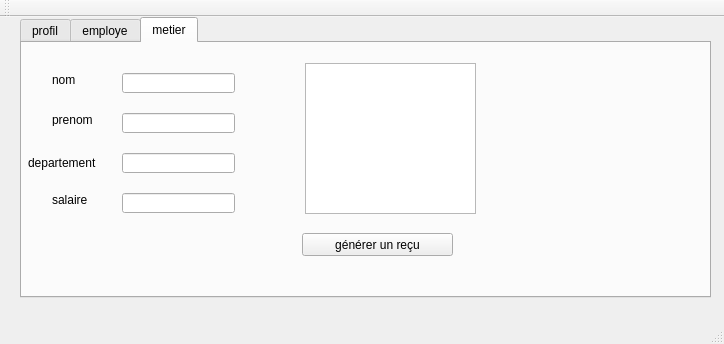
Above: mainwindow.ui from Ahmedturki7777/Smart_Municipality2A4 before the change. Below: the same form after it.
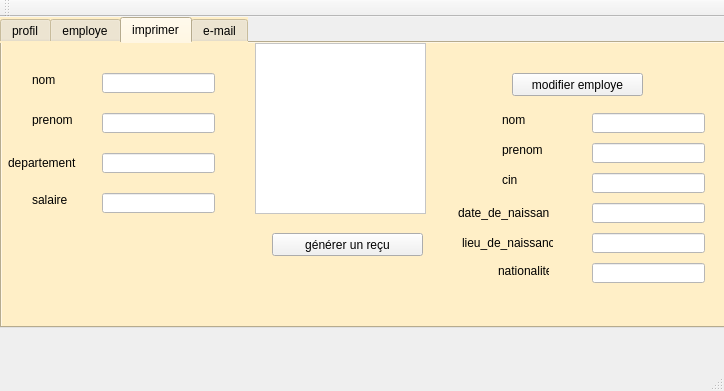
That is the form after the change. The open tabs and pages were chosen to show the change.

Diff of the .ui file:
```diff
--- a/mainwindow.ui
+++ b/mainwindow.ui
@@ -7,7 +7,7 @@
     <x>0</x>
     <y>0</y>
     <width>724</width>
-    <height>344</height>
+    <height>391</height>
    </rect>
   </property>
   <property name="windowTitle">
@@ -17,12 +17,15 @@
    <widget class="QTabWidget" name="tabWidget">
     <property name="geometry">
      <rect>
-      <x>20</x>
+      <x>0</x>
       <y>0</y>
-      <width>691</width>
-      <height>281</height>
+      <width>731</width>
+      <height>311</height>
      </rect>
     </property>
+    <property name="styleSheet">
+     <string notr="true">background-color:rgb(255, 239, 199)</string>
+    </property>
     <property name="currentIndex">
      <number>2</number>
     </property>
@@ -314,7 +317,7 @@
     </widget>
     <widget class="QWidget" name="tab_3">
      <attribute name="title">
-      <string>metier</string>
+      <string>imprimer</string>
      </attribute>
      <widget class="QLabel" name="label_9">
       <property name="geometry">
@@ -377,6 +380,9 @@
         <height>20</height>
        </rect>
       </property>
+      <property name="styleSheet">
+       <string notr="true">background-color:rgb(255, 255, 255)</string>
+      </property>
      </widget>
      <widget class="QLineEdit" name="lineEdit_p">
       <property name="geometry">
@@ -387,6 +393,9 @@
         <height>20</height>
        </rect>
       </property>
+      <property name="styleSheet">
+       <string notr="true">background-color:rgb(255, 255, 255)</string>
+      </property>
      </widget>
      <widget class="QLineEdit" name="lineEdit_d">
       <property name="geometry">
@@ -397,6 +406,9 @@
         <height>20</height>
        </rect>
       </property>
+      <property name="styleSheet">
+       <string notr="true">background-color:rgb(255, 255, 255)</string>
+      </property>
      </widget>
      <widget class="QLineEdit" name="lineEdit_s">
       <property name="geometry">
@@ -407,30 +419,331 @@
         <height>20</height>
        </rect>
       </property>
+      <property name="styleSheet">
+       <string notr="true">background-color:rgb(255, 255, 255)</string>
+      </property>
      </widget>
      <widget class="QTextEdit" name="textEdit">
       <property name="geometry">
        <rect>
-        <x>283</x>
-        <y>20</y>
+        <x>253</x>
+        <y>0</y>
         <width>171</width>
-        <height>151</height>
+        <height>171</height>
        </rect>
       </property>
+      <property name="styleSheet">
+       <string notr="true">background-color:rgb(255, 255, 255)</string>
+      </property>
      </widget>
      <widget class="QPushButton" name="pushButton_5">
       <property name="geometry">
        <rect>
-        <x>280</x>
+        <x>270</x>
         <y>190</y>
         <width>151</width>
         <height>23</height>
        </rect>
       </property>
+      <property name="styleSheet">
+       <string notr="true">background-color:rgb(241, 241, 241)</string>
+      </property>
       <property name="text">
        <string>générer un reçu</string>
       </property>
      </widget>
+     <widget class="QPushButton" name="modifemployeButton">
+      <property name="geometry">
+       <rect>
+        <x>510</x>
+        <y>30</y>
+        <width>131</width>
+        <height>23</height>
+       </rect>
+      </property>
+      <property name="styleSheet">
+       <string notr="true">background-color:rgb(241, 241, 241)</string>
+      </property>
+      <property name="text">
+       <string>modifier employe</string>
+      </property>
+     </widget>
+     <widget class="QLineEdit" name="lineEdit_mn">
+      <property name="geometry">
+       <rect>
+        <x>590</x>
+        <y>70</y>
+        <width>113</width>
+        <height>20</height>
+       </rect>
+      </property>
+      <property name="styleSheet">
+       <string notr="true">background-color:rgb(255, 255, 255)</string>
+      </property>
+     </widget>
+     <widget class="QLineEdit" name="lineEdit_mp">
+      <property name="geometry">
+       <rect>
+        <x>590</x>
+        <y>100</y>
+        <width>113</width>
+        <height>20</height>
+       </rect>
+      </property>
+      <property name="styleSheet">
+       <string notr="true">background-color:rgb(255, 255, 255)</string>
+      </property>
+     </widget>
+     <widget class="QLineEdit" name="lineEdit_mc">
+      <property name="geometry">
+       <rect>
+        <x>590</x>
+        <y>130</y>
+        <width>113</width>
+        <height>20</height>
+       </rect>
+      </property>
+      <property name="styleSheet">
+       <string notr="true">background-color:rgb(255, 255, 255)</string>
+      </property>
+     </widget>
+     <widget class="QLineEdit" name="lineEdit_md">
+      <property name="geometry">
+       <rect>
+        <x>590</x>
+        <y>160</y>
+        <width>113</width>
+        <height>20</height>
+       </rect>
+      </property>
+      <property name="styleSheet">
+       <string notr="true">background-color:rgb(255, 255, 255)</string>
+      </property>
+     </widget>
+     <widget class="QLineEdit" name="lineEdit_ml">
+      <property name="geometry">
+       <rect>
+        <x>590</x>
+        <y>190</y>
+        <width>113</width>
+        <height>20</height>
+       </rect>
+      </property>
+      <property name="styleSheet">
+       <string notr="true">background-color:rgb(255, 255, 255)</string>
+      </property>
+     </widget>
+     <widget class="QLineEdit" name="lineEdit_mn_2">
+      <property name="geometry">
+       <rect>
+        <x>590</x>
+        <y>220</y>
+        <width>113</width>
+        <height>20</height>
+       </rect>
+      </property>
+      <property name="styleSheet">
+       <string notr="true">background-color:rgb(255, 255, 255)</string>
+      </property>
+     </widget>
+     <widget class="QLabel" name="label_15">
+      <property name="geometry">
+       <rect>
+        <x>500</x>
+        <y>70</y>
+        <width>47</width>
+        <height>13</height>
+       </rect>
+      </property>
+      <property name="text">
+       <string>nom</string>
+      </property>
+     </widget>
+     <widget class="QLabel" name="label_16">
+      <property name="geometry">
+       <rect>
+        <x>500</x>
+        <y>100</y>
+        <width>47</width>
+        <height>13</height>
+       </rect>
+      </property>
+      <property name="text">
+       <string>prenom</string>
+      </property>
+     </widget>
+     <widget class="QLabel" name="label_17">
+      <property name="geometry">
+       <rect>
+        <x>500</x>
+        <y>130</y>
+        <width>47</width>
+        <height>13</height>
+       </rect>
+      </property>
+      <property name="text">
+       <string>cin</string>
+      </property>
+     </widget>
+     <widget class="QLabel" name="label_18">
+      <property name="geometry">
+       <rect>
+        <x>456</x>
+        <y>160</y>
+        <width>91</width>
+        <height>20</height>
+       </rect>
+      </property>
+      <property name="text">
+       <string>date_de_naissance</string>
+      </property>
+     </widget>
+     <widget class="QLabel" name="label_19">
+      <property name="geometry">
+       <rect>
+        <x>460</x>
+        <y>190</y>
+        <width>91</width>
+        <height>20</height>
+       </rect>
+      </property>
+      <property name="text">
+       <string>lieu_de_naissance</string>
+      </property>
+     </widget>
+     <widget class="QLabel" name="label_20">
+      <property name="geometry">
+       <rect>
+        <x>496</x>
+        <y>220</y>
+        <width>51</width>
+        <height>16</height>
+       </rect>
+      </property>
+      <property name="text">
+       <string>nationalite</string>
+      </property>
+     </widget>
+    </widget>
+    <widget class="QWidget" name="tab_4">
+     <attribute name="title">
+      <string>e-mail</string>
+     </attribute>
+     <widget class="QPushButton" name="browseBtn">
+      <property name="geometry">
+       <rect>
+        <x>630</x>
+        <y>90</y>
+        <width>75</width>
+        <height>24</height>
+       </rect>
+      </property>
+      <property name="styleSheet">
+       <string notr="true">background-color:rgb(241, 241, 241)</string>
+      </property>
+      <property name="text">
+       <string>Browse ...</string>
+      </property>
+     </widget>
+     <widget class="QLineEdit" name="subject">
+      <property name="geometry">
+       <rect>
+        <x>40</x>
+        <y>60</y>
+        <width>651</width>
+        <height>16</height>
+       </rect>
+      </property>
+      <property name="styleSheet">
+       <string notr="true">background-color:rgb(255, 255, 255)</string>
+      </property>
+      <property name="placeholderText">
+       <string>subject</string>
+      </property>
+     </widget>
+     <widget class="QLineEdit" name="rcpt">
+      <property name="geometry">
+       <rect>
+        <x>40</x>
+        <y>20</y>
+        <width>491</width>
+        <height>21</height>
+       </rect>
+      </property>
+      <property name="styleSheet">
+       <string notr="true">background-color:rgb(255, 255, 255)</string>
+      </property>
+      <property name="placeholderText">
+       <string>recipient</string>
+      </property>
+     </widget>
+     <widget class="QLineEdit" name="file">
+      <property name="geometry">
+       <rect>
+        <x>40</x>
+        <y>90</y>
+        <width>571</width>
+        <height>23</height>
+       </rect>
+      </property>
+      <property name="styleSheet">
+       <string notr="true">background-color:rgb(255, 255, 255)</string>
+      </property>
+      <property name="placeholderText">
+       <string>attachement here</string>
+      </property>
+     </widget>
+     <widget class="QPushButton" name="sendBtn">
+      <property name="geometry">
+       <rect>
+        <x>20</x>
+        <y>270</y>
+        <width>651</width>
+        <height>21</height>
+       </rect>
+      </property>
+      <property name="styleSheet">
+       <string notr="true">background-color:rgb(241, 241, 241)</string>
+      </property>
+      <property name="text">
+       <string>Send</string>
+      </property>
+     </widget>
+     <widget class="QTextEdit" name="msg">
+      <property name="geometry">
+       <rect>
+        <x>0</x>
+        <y>130</y>
+        <width>711</width>
+        <height>121</height>
+       </rect>
+      </property>
+      <property name="styleSheet">
+       <string notr="true">background-color:rgb(255, 255, 255)</string>
+      </property>
+      <property name="placeholderText">
+       <string>type your message here ...</string>
+      </property>
+     </widget>
+     <widget class="QLineEdit" name="mail_pass">
+      <property name="geometry">
+       <rect>
+        <x>540</x>
+        <y>20</y>
+        <width>141</width>
+        <height>20</height>
+       </rect>
+      </property>
+      <property name="styleSheet">
+       <string notr="true">background-color:rgb(255, 255, 255)</string>
+      </property>
+      <property name="echoMode">
+       <enum>QLineEdit::Password</enum>
+      </property>
+      <property name="placeholderText">
+       <string>your mail password</string>
+      </property>
+     </widget>
     </widget>
    </widget>
   </widget>
```
Left out of the diff: 250 changed lines with no effect on the pictures.
